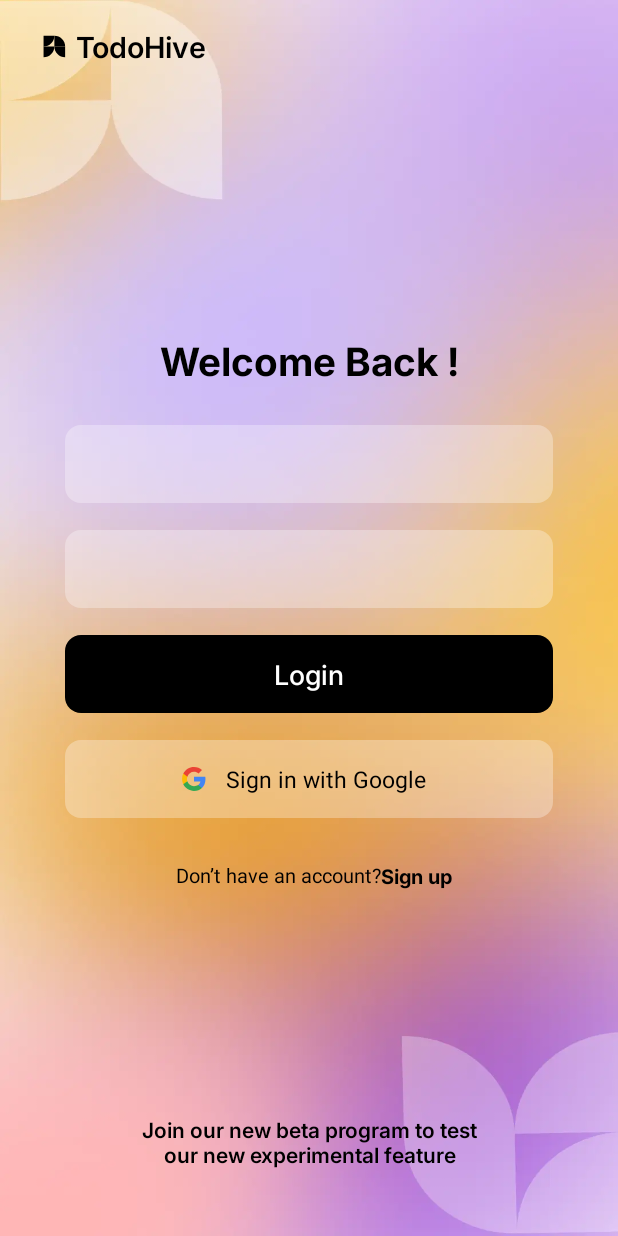
After one commit to trantuananh-357/Android-App-Todo, an Android app: the layout activity_sign_in.xml on its own in the app's theme, with its tools: preview values and no code run, on a phone screen of 412 x 824 dp. The commit adds this screen. Run offline under Robolectric (Android 15) with nearby library versions, the phone set to English and light mode, and no system bars.

Commit message:
update ui screen sign in

```diff
--- /dev/null
+++ b/app/src/main/java/com/example/android_todoapp/ui/signin/SignInActivity.kt
@@ -0,0 +1,4 @@
+package com.example.android_todoapp.ui.signin
+
+class SignInActivity {
+}
--- /dev/null
+++ b/app/src/main/res/drawable/bg_edit_text.xml
@@ -0,0 +1,4 @@
+<?xml version="1.0" encoding="utf-8"?>
+<shape xmlns:android="http://schemas.android.com/apk/res/android">
+    <corners android:radius="@dimen/_8sdp" />
+</shape>
--- /dev/null
+++ b/app/src/main/res/drawable/ic_google.xml
@@ -0,0 +1,22 @@
+<vector xmlns:android="http://schemas.android.com/apk/res/android"
+    android:width="16dp"
+    android:height="16dp"
+    android:viewportWidth="16"
+    android:viewportHeight="16">
+  <path
+      android:pathData="M15.648,8.148C15.648,7.583 15.597,7.04 15.503,6.518H8V9.6H12.288C12.103,10.596 11.542,11.439 10.698,12.004V14.003H13.273C14.779,12.616 15.648,10.574 15.648,8.148Z"
+      android:fillColor="#4285F4"
+      android:fillType="evenOdd"/>
+  <path
+      android:pathData="M8,15.933C10.151,15.933 11.955,15.22 13.273,14.003L10.698,12.004C9.985,12.482 9.072,12.765 8,12.765C5.925,12.765 4.169,11.363 3.542,9.48H0.881V11.544C2.192,14.148 4.886,15.933 8,15.933Z"
+      android:fillColor="#34A853"
+      android:fillType="evenOdd"/>
+  <path
+      android:pathData="M3.542,9.48C3.383,9.002 3.292,8.492 3.292,7.967C3.292,7.442 3.383,6.931 3.542,6.453V4.389H0.881C0.341,5.464 0.033,6.681 0.033,7.967C0.033,9.252 0.341,10.469 0.881,11.544L3.542,9.48Z"
+      android:fillColor="#FBBC05"
+      android:fillType="evenOdd"/>
+  <path
+      android:pathData="M8,3.169C9.17,3.169 10.22,3.571 11.046,4.36L13.331,2.075C11.951,0.789 10.148,0 8,0C4.886,0 2.192,1.785 0.881,4.389L3.542,6.453C4.169,4.57 5.925,3.169 8,3.169Z"
+      android:fillColor="#EA4335"
+      android:fillType="evenOdd"/>
+</vector>
--- /dev/null
+++ b/app/src/main/res/drawable/ic_logo.xml
@@ -0,0 +1,18 @@
+<vector xmlns:android="http://schemas.android.com/apk/res/android"
+    android:width="13dp"
+    android:height="13dp"
+    android:viewportWidth="13"
+    android:viewportHeight="13">
+  <path
+      android:pathData="M6.423,0.408C9.788,0.408 12.516,3.135 12.516,6.5H6.423V0.408Z"
+      android:fillColor="#000000"/>
+  <path
+      android:pathData="M12.515,12.592C9.15,12.592 6.423,9.865 6.423,6.5H12.515V12.592Z"
+      android:fillColor="#000000"/>
+  <path
+      android:pathData="M0.331,12.592C3.695,12.592 6.423,9.865 6.423,6.5H0.331V12.592Z"
+      android:fillColor="#000000"/>
+  <path
+      android:pathData="M0.331,6.5C3.695,6.5 6.423,3.773 6.423,0.408H0.331V6.5Z"
+      android:fillColor="#000000"/>
+</vector>
--- /dev/null
+++ b/app/src/main/res/layout/activity_sign_in.xml
@@ -0,0 +1,141 @@
+<?xml version="1.0" encoding="utf-8"?>
+<androidx.constraintlayout.widget.ConstraintLayout xmlns:android="http://schemas.android.com/apk/res/android"
+    xmlns:app="http://schemas.android.com/apk/res-auto"
+    android:layout_width="match_parent"
+    android:layout_height="match_parent"
+    android:background="@drawable/img_bg_auth">
+
+    <androidx.appcompat.widget.AppCompatImageView
+        android:id="@+id/imgLogo"
+        android:layout_width="@dimen/_12sdp"
+        android:layout_height="@dimen/_12sdp"
+        android:layout_marginStart="@dimen/_22sdp"
+        android:layout_marginTop="@dimen/_18sdp"
+        android:src="@drawable/ic_logo"
+        app:layout_constraintStart_toStartOf="parent"
+        app:layout_constraintTop_toTopOf="parent" />
+
+    <androidx.appcompat.widget.AppCompatTextView
+        android:layout_width="wrap_content"
+        android:layout_height="wrap_content"
+        android:layout_marginStart="@dimen/_5sdp"
+        android:fontFamily="@font/inter_semibold"
+        android:text="@string/app_name"
+        android:textColor="@color/black"
+        android:textSize="@dimen/_15ssp"
+        app:layout_constraintBottom_toBottomOf="@+id/imgLogo"
+        app:layout_constraintStart_toEndOf="@+id/imgLogo"
+        app:layout_constraintTop_toTopOf="@+id/imgLogo" />
+
+    <androidx.appcompat.widget.AppCompatTextView
+        android:id="@+id/txtWelcomeBack"
+        android:layout_width="wrap_content"
+        android:layout_height="wrap_content"
+        android:layout_marginTop="@dimen/_170sdp"
+        android:fontFamily="@font/inter_bold"
+        android:text="@string/sign_in_text_welcome_back"
+        android:textColor="@color/black"
+        android:textSize="@dimen/_20ssp"
+        app:layout_constraintEnd_toEndOf="parent"
+        app:layout_constraintStart_toStartOf="parent"
+        app:layout_constraintTop_toTopOf="parent" />
+
+    <androidx.appcompat.widget.AppCompatEditText
+        android:id="@+id/edtUserName"
+        android:layout_width="0dp"
+        android:layout_height="@dimen/_40sdp"
+        android:layout_marginTop="@dimen/_18sdp"
+        android:background="@drawable/bg_edit_text"
+        android:backgroundTint="@color/background_edit_text"
+        app:layout_constraintEnd_toEndOf="parent"
+        app:layout_constraintStart_toStartOf="parent"
+        app:layout_constraintTop_toBottomOf="@+id/txtWelcomeBack"
+        app:layout_constraintWidth_percent="0.789" />
+
+    <androidx.appcompat.widget.AppCompatEditText
+        android:id="@+id/edtPassword"
+        android:layout_width="0dp"
+        android:layout_height="@dimen/_40sdp"
+        android:layout_marginTop="@dimen/_14sdp"
+        android:background="@drawable/bg_edit_text"
+        android:backgroundTint="@color/background_edit_text"
+        app:layout_constraintEnd_toEndOf="parent"
+        app:layout_constraintStart_toStartOf="parent"
+        app:layout_constraintTop_toBottomOf="@+id/edtUserName"
+        app:layout_constraintWidth_percent="0.789" />
+
+    <androidx.appcompat.widget.AppCompatTextView
+        android:id="@+id/txtLogin"
+        android:layout_width="0dp"
+        android:layout_height="@dimen/_40sdp"
+        android:layout_marginTop="@dimen/_14sdp"
+        android:background="@drawable/bg_edit_text"
+        android:backgroundTint="@color/black"
+        android:fontFamily="@font/inter_medium"
+        android:gravity="center"
+        android:text="@string/sign_in_text_login"
+        android:textColor="@color/white"
+        android:textSize="@dimen/_14ssp"
+        app:layout_constraintEnd_toEndOf="parent"
+        app:layout_constraintStart_toStartOf="parent"
+        app:layout_constraintTop_toBottomOf="@+id/edtPassword"
+        app:layout_constraintWidth_percent="0.789" />
+
+    <androidx.appcompat.widget.AppCompatTextView
+        android:id="@+id/txtSignInGoogle"
+        android:layout_width="0dp"
+        android:layout_height="@dimen/_40sdp"
+        android:layout_marginTop="@dimen/_14sdp"
+        android:background="@drawable/bg_edit_text"
+        android:backgroundTint="@color/background_edit_text"
+        android:drawableStart="@drawable/ic_google"
+        android:drawablePadding="@dimen/_10sdp"
+        android:gravity="center_vertical"
+        android:paddingHorizontal="@dimen/_60sdp"
+        android:text="@string/sign_in_text_witch_google"
+        android:textColor="@color/black"
+        android:textSize="@dimen/_12ssp"
+        app:layout_constraintEnd_toEndOf="parent"
+        app:layout_constraintStart_toStartOf="parent"
+        app:layout_constraintTop_toBottomOf="@+id/txtLogin"
+        app:layout_constraintWidth_percent="0.789" />
+
+    <androidx.appcompat.widget.AppCompatTextView
+        android:id="@+id/txtNotHaveAccount"
+        android:layout_width="wrap_content"
+        android:layout_height="wrap_content"
+        android:layout_marginStart="@dimen/_90sdp"
+        android:layout_marginTop="@dimen/_22sdp"
+        android:text="@string/sign_in_text_do_not_have_account"
+        android:textColor="@color/black"
+        android:textSize="@dimen/_10ssp"
+        app:layout_constraintStart_toStartOf="parent"
+        app:layout_constraintTop_toBottomOf="@+id/txtSignInGoogle" />
+
+    <androidx.appcompat.widget.AppCompatTextView
+        android:layout_width="wrap_content"
+        android:layout_height="wrap_content"
+        android:layout_marginTop="@dimen/_22sdp"
+        android:fontFamily="@font/inter_bold"
+        android:text="@string/sign_in_sign_up_title"
+        android:textColor="@color/black"
+        android:textSize="@dimen/_10ssp"
+        app:layout_constraintStart_toEndOf="@+id/txtNotHaveAccount"
+        app:layout_constraintTop_toBottomOf="@+id/txtSignInGoogle" />
+
+    <androidx.appcompat.widget.AppCompatTextView
+        android:layout_width="0dp"
+        android:layout_height="wrap_content"
+        android:maxLines="2"
+        android:text="@string/sign_in_beta_title"
+        android:fontFamily="@font/inter_semibold"
+        android:textColor="@color/black"
+        android:textAlignment="center"
+        app:layout_constraintBottom_toBottomOf="parent"
+        android:layout_marginHorizontal="@dimen/_70sdp"
+        app:layout_constraintEnd_toEndOf="parent"
+        app:layout_constraintStart_toStartOf="parent"
+        android:layout_marginBottom="@dimen/_34sdp"
+        />
+
+</androidx.constraintlayout.widget.ConstraintLayout>
--- a/app/src/main/res/values/colors.xml
+++ b/app/src/main/res/values/colors.xml
@@ -11,4 +11,6 @@
     <color name="color_669747FF">#999747FF</color>
     <color name="primary_text_color">#000000</color>
     <color name="primary_background">#FFFFFF</color>
+    <color name="background_edit_text">#4DFFFFFF</color>
+
 </resources>
--- a/app/src/main/res/values/strings.xml
+++ b/app/src/main/res/values/strings.xml
@@ -1,9 +1,23 @@
 <resources>
-    <string name="app_name">Android-TodoApp</string>
+    <string name="app_name">TodoHive</string>
     <!--Home-->
     <string name="home_title_today_task">Today’s Tasks</string>
     <string name="home_title_tag_total">Total</string>
     <string name="home_title_tag_work">Work</string>
     <string name="home_title_tag_dailytask">Daily Task</string>
     <string name="home_title_tag_study">Study</string>
+    <!--Authent-->
+    <string name="sign_in_text_welcome_back">Welcome Back !</string>
+    <string name="sign_in_text_user_name">Username</string>
+    <string name="sign_in_text_password">Password</string>
+    <string name="sign_up_text_email">Email</string>
+    <string name="sign_up_text_confirm_password">Confirm Password</string>
+    <string name="sign_up_text_have_account">Already have an account?</string>
+
+    <string name="sign_in_text_login">Login</string>
+    <string name="sign_in_text_witch_google">Sign in with Google</string>
+    <string name="sign_in_text_do_not_have_account">Don’t have an account?</string>
+    <string name="sign_in_sign_up_title">Sign up</string>
+    <string name="sign_in_beta_title">Join our new beta program to test our new experimental feature</string>
+
 </resources>
```
Also changed, not shown: app/src/main/res/drawable/img_avatar.png (deleted), app/src/main/res/drawable/img_avatar.webp (added), app/src/main/res/drawable/img_bg.png (deleted), app/src/main/res/drawable/img_bg_auth.webp (added).
